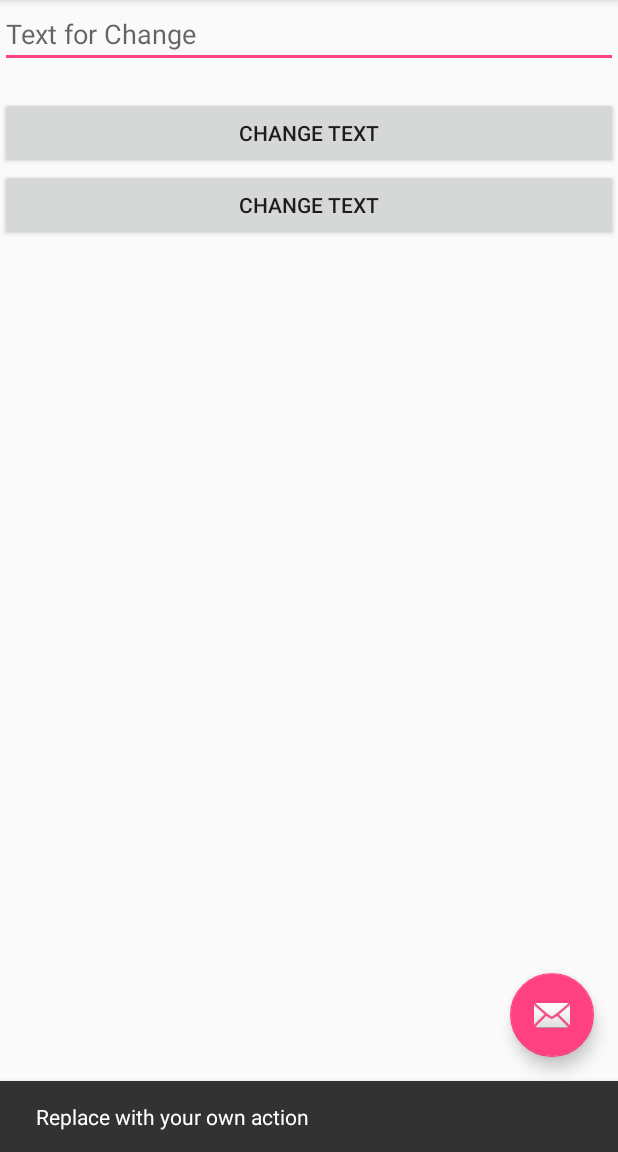
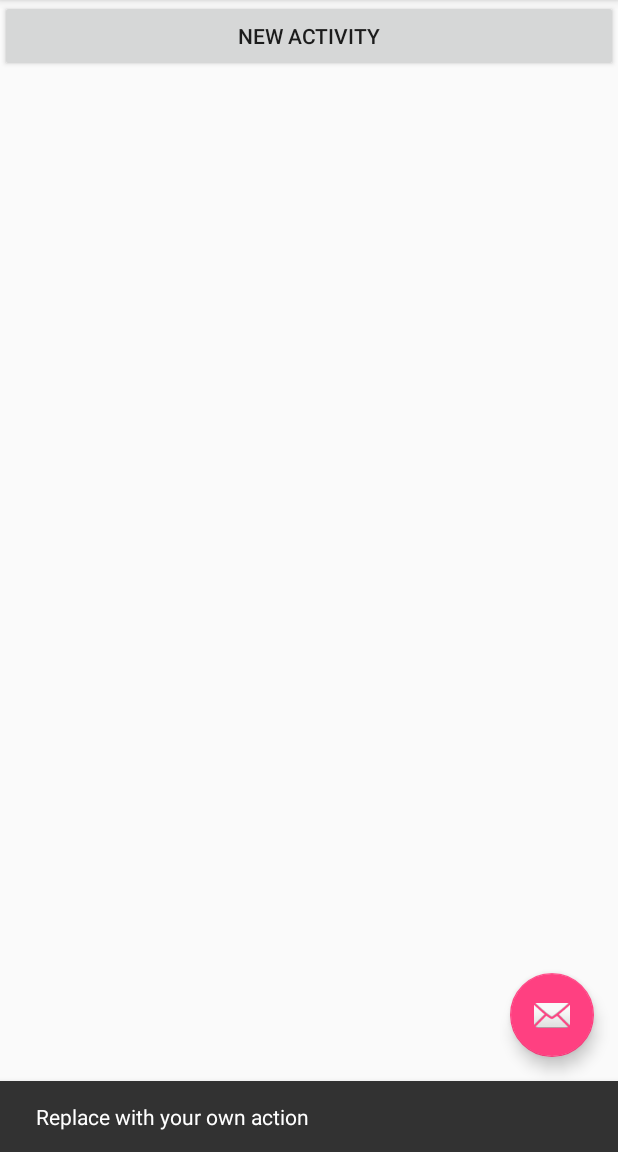
Before and after one commit to DiegoMatus/android_examples, an Android app: the screen it shows after launch (MainActivity), after a tap on an icon or button, on a phone screen of 412 x 824 dp, the part 84-1236 px from its top. Run offline under Robolectric (Android 15) with nearby library versions, the phone set to English and light mode, and no system bars; 1 other tap on this screen came first.

Commit message:
Crear activitys

```diff
--- a/app/src/main/java/com/example/diego/codigofacilito/MainActivity.java
+++ b/app/src/main/java/com/example/diego/codigofacilito/MainActivity.java
@@ -1,5 +1,6 @@
 package com.example.diego.codigofacilito;
 
+import android.content.Intent;
 import android.media.Image;
 import android.os.Bundle;
 import android.support.design.widget.FloatingActionButton;
@@ -15,10 +16,7 @@ import android.widget.ImageView;
 import android.widget.TextView;
 
 public class MainActivity extends AppCompatActivity implements View.OnClickListener {
-    EditText editText;
-    TextView textView;
-    Button button;
-    Button button2;
+    Button newActivity;
 
     @Override
     protected void onCreate(Bundle savedInstanceState) {
@@ -27,10 +25,7 @@ public class MainActivity extends AppCompatActivity implements View.OnClickListe
         Toolbar toolbar = (Toolbar) findViewById(R.id.toolbar);
         setSupportActionBar(toolbar);
 
-        textView = (TextView) findViewById(R.id.text_view);
-        editText = (EditText) findViewById(R.id.edit_text);
-        button = (Button) findViewById(R.id.button);
-        button2 = (Button) findViewById(R.id.button2);
+        newActivity = (Button) findViewById(R.id.newActivity);
 
         FloatingActionButton fab = (FloatingActionButton) findViewById(R.id.fab);
         fab.setOnClickListener(new View.OnClickListener() {
@@ -41,8 +36,7 @@ public class MainActivity extends AppCompatActivity implements View.OnClickListe
             }
         });
 
-        button.setOnClickListener(this);
-        button2.setOnClickListener(this);
+        newActivity.setOnClickListener(this);
     }
 
     @Override
@@ -70,12 +64,9 @@ public class MainActivity extends AppCompatActivity implements View.OnClickListe
     @Override
     public void onClick(View v) {
         switch (v.getId()){
-            case R.id.button:
-                String texto = editText.getText().toString();
-                textView.setText(texto);
-                break;
-            case R.id.button2:
-                textView.setText("Gggg Pabos lokos");
+            case R.id.newActivity:
+                Intent intent = new Intent(MainActivity.this, SecondActivity.class);
+                startActivity(intent);
                 break;
             default:
                 break;
--- a/app/src/main/res/layout/content_main.xml
+++ b/app/src/main/res/layout/content_main.xml
@@ -9,28 +9,11 @@
     tools:context="com.example.diego.codigofacilito.MainActivity"
     tools:showIn="@layout/activity_main">
 
-    <EditText
-        android:id="@+id/edit_text"
+    <Button
+        android:id="@+id/newActivity"
         android:layout_width="match_parent"
         android:layout_height="wrap_content"
-        android:hint="@string/edit_text_string"/>
+        android:text="@string/new_activity"/>
 
-    <TextView
-        android:id="@+id/text_view"
-        android:text="@string/another_string"
-        android:layout_width="match_parent"
-        android:layout_height="wrap_content" />
-
-    <Button
-        android:id="@+id/button"
-        android:layout_width="match_parent"
-        android:layout_height="wrap_content"
-        android:text="Change Text"/>
-
-    <Button
-        android:id="@+id/button2"
-        android:layout_width="match_parent"
-        android:layout_height="wrap_content"
-        android:text="Change Text"/>
 
 </LinearLayout>
--- a/app/src/main/res/values/strings.xml
+++ b/app/src/main/res/values/strings.xml
@@ -1,8 +1,10 @@
 <resources>
     <string name="app_name">CodigoFacilito</string>
+    <string name="title_activity_second">CodigoFacilito</string>
     <string name="action_settings">Settings</string>
     <string name="another_string">Hola :3 Gggg</string>
     <string name="username_string">Username</string>
     <string name="password_string">Password</string>
     <string name="edit_text_string">Text for Change</string>
+    <string name="new_activity">New Activity</string>
 </resources>
```
Also changed, not shown: app/src/main/AndroidManifest.xml (+10 -0 lines), app/src/main/java/com/example/diego/codigofacilito/SecondActivity.java (added, +13 -0 lines), app/src/main/res/layout/activity_second.xml (added, +17 -0 lines).
